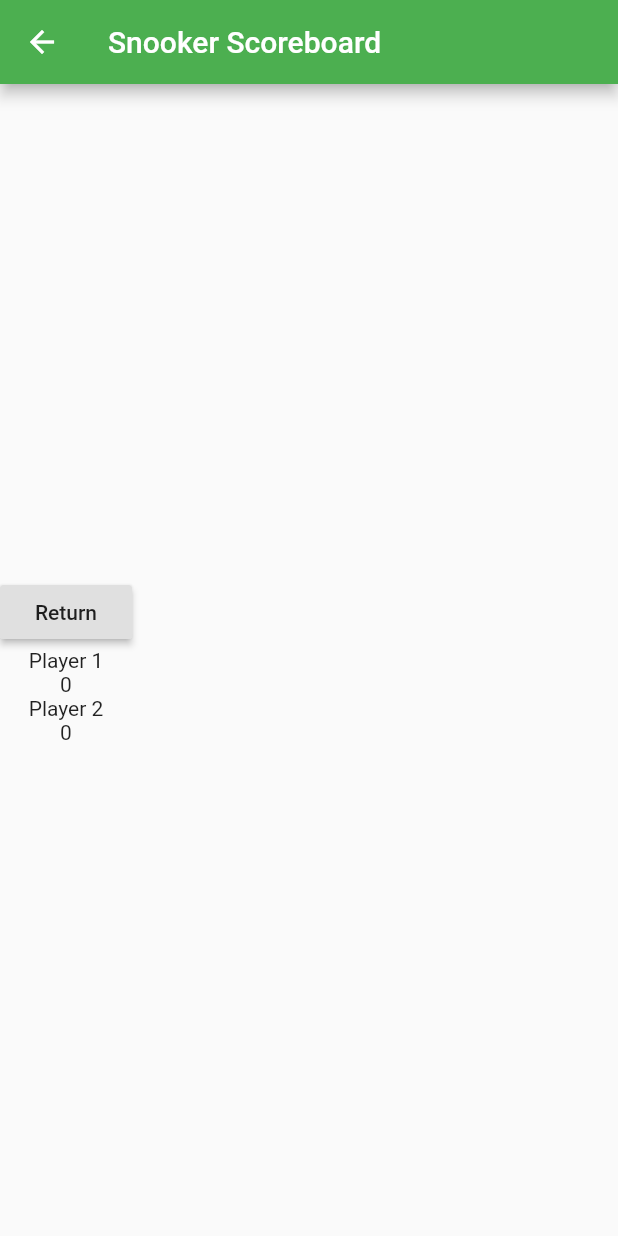
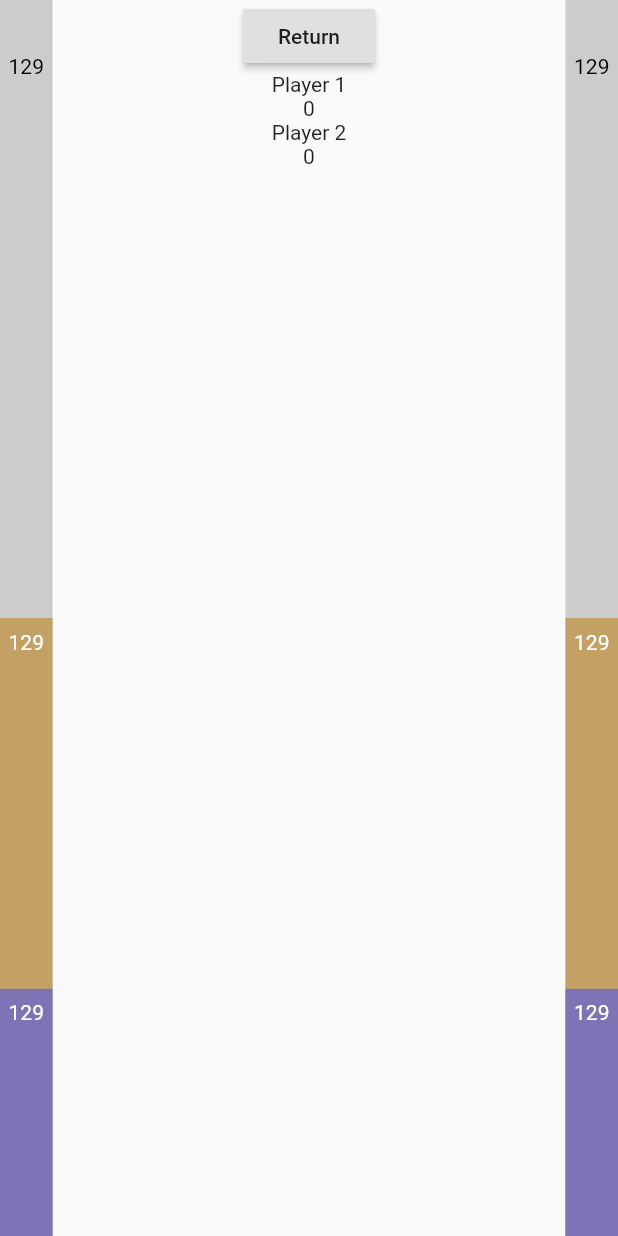
Before and after one commit to SamMalcolm/Snooker-Scorekeeper-Flutter, a Flutter app: the screen it shows after launch, after a tap on "Start Game", on a phone screen of 412 x 824 dp. Run offline on Flutter 3.47's test engine with Material 2 defaults, Android fonts, the phone set to English and light mode, and no system bars.

Commit message:
sidebar score lines done

```diff
--- a/lib/game.dart
+++ b/lib/game.dart
@@ -13,19 +13,69 @@ class Game extends StatefulWidget {
 }
 
 class _Game extends State<Game> {
+  Widget returnScoreLine() {
+    return Container(
+      height: double.infinity,
+      width: 35.00,
+      child: Stack(
+        alignment: Alignment.bottomCenter,
+        children: [
+          FractionallySizedBox(
+            widthFactor: 1,
+            heightFactor: 1,
+            child: Container(
+                color: Color(0xFFCCCCCC),
+                child: Padding(
+                  padding: const EdgeInsets.only(top: 36.0),
+                  child: Text('129',
+                      textAlign: TextAlign.center,
+                      style: TextStyle(color: Colors.black)),
+                )),
+          ),
+          FractionallySizedBox(
+            widthFactor: 1,
+            heightFactor: 0.5,
+            child: Container(
+                color: Color(0xFFC3A164),
+                child: Padding(
+                  padding: const EdgeInsets.only(top: 8.0),
+                  child: Text('129',
+                      textAlign: TextAlign.center,
+                      style: TextStyle(color: Colors.white)),
+                )),
+          ),
+          FractionallySizedBox(
+            widthFactor: 1,
+            heightFactor: 0.2,
+            child: Container(
+                color: Color(0xFF7D73B5),
+                child: Padding(
+                  padding: const EdgeInsets.only(top: 8.0),
+                  child: Text('129',
+                      textAlign: TextAlign.center,
+                      style: TextStyle(color: Colors.white)),
+                )),
+          ),
+        ],
+      ),
+    );
+  }
+
   @override
   Widget build(BuildContext context) {
     return Scaffold(
-      appBar: AppBar(
-        title: Text('Snooker Scoreboard'),
-      ),
-      body: Column(
-        mainAxisAlignment: MainAxisAlignment.center,
+        body: Row(
+      mainAxisAlignment: MainAxisAlignment.spaceBetween,
+      mainAxisSize: MainAxisSize.max,
+      // crossAxisAlignment: CrossAxisAlignment.stretch,
       children: <Widget>[
+        returnScoreLine(),
+        Column(
+          children: [
             RaisedButton(
               child: Text('Return'),
               onPressed: () {
-              Navigator.push(
+                Navigator.pop(
                     context,
                     MaterialPageRoute(
                       builder: (context) =>
@@ -41,6 +91,8 @@ class _Game extends State<Game> {
               Text('${widget.playerHandicaps[1]}'),
           ],
         ),
-    );
+        returnScoreLine(),
+      ],
+    ));
   }
 }
```
Lines whose indentation alone changed are shown as unchanged.
